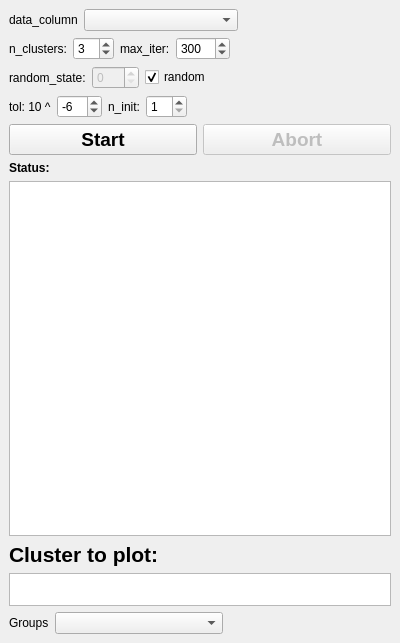
Qt form mesmerize/plotting/widgets/kshape/control_widget.ui (kushalkolar/MESmerize) before a commit.
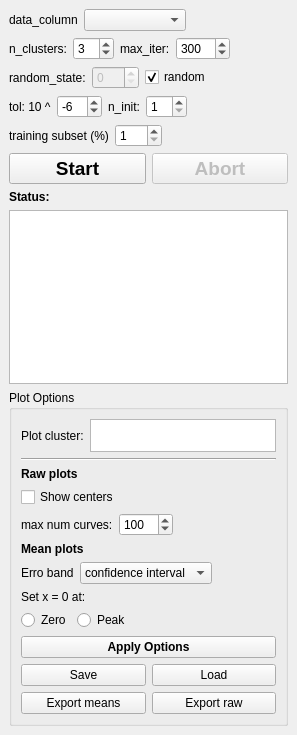
The same form after that commit.

The edit to the form file:
```diff
--- a/mesmerize/plotting/widgets/kshape/control_widget.ui
+++ b/mesmerize/plotting/widgets/kshape/control_widget.ui
@@ -6,15 +6,15 @@
    <rect>
     <x>0</x>
     <y>0</y>
-    <width>400</width>
-    <height>643</height>
+    <width>297</width>
+    <height>735</height>
    </rect>
   </property>
   <property name="windowTitle">
    <string>Co&amp;ntrols</string>
   </property>
   <widget class="QWidget" name="dockWidgetContents">
-   <layout class="QVBoxLayout" name="verticalLayout">
+   <layout class="QVBoxLayout" name="verticalLayout_3">
     <item>
      <layout class="QHBoxLayout" name="horizontalLayout_12">
       <item>
@@ -229,6 +229,43 @@
       </item>
      </layout>
     </item>
+    <item>
+     <layout class="QHBoxLayout" name="horizontalLayout_15">
+      <item>
+       <widget class="QLabel" name="label_11">
+        <property name="text">
+         <string>training subset (%)</string>
+        </property>
+       </widget>
+      </item>
+      <item>
+       <widget class="QSpinBox" name="spinBoxTrainSubsetPercentage">
+        <property name="minimum">
+         <number>1</number>
+        </property>
+        <property name="maximum">
+         <number>100</number>
+        </property>
+        <property name="singleStep">
+         <number>10</number>
+        </property>
+       </widget>
+      </item>
+      <item>
+       <spacer name="horizontalSpacer_6">
+        <property name="orientation">
+         <enum>Qt::Horizontal</enum>
+        </property>
+        <property name="sizeHint" stdset="0">
+         <size>
+          <width>40</width>
+          <height>20</height>
+         </size>
+        </property>
+       </spacer>
+      </item>
+     </layout>
+    </item>
     <item>
      <layout class="QHBoxLayout" name="horizontalLayout_11">
       <item>
@@ -283,22 +320,29 @@
        <string>&lt;!DOCTYPE HTML PUBLIC &quot;-//W3C//DTD HTML 4.0//EN&quot; &quot;http://www.w3.org/TR/REC-html40/strict.dtd&quot;&gt;
 &lt;html&gt;&lt;head&gt;&lt;meta name=&quot;qrichtext&quot; content=&quot;1&quot; /&gt;&lt;style type=&quot;text/css&quot;&gt;
 p, li { white-space: pre-wrap; }
-&lt;/style&gt;&lt;/head&gt;&lt;body style=&quot; font-family:'Noto Sans'; font-size:10pt; font-weight:400; font-style:normal;&quot;&gt;
-&lt;p style=&quot;-qt-paragraph-type:empty; margin-top:0px; margin-bottom:0px; margin-left:0px; margin-right:0px; -qt-block-indent:0; text-indent:0px;&quot;&gt;&lt;br /&gt;&lt;/p&gt;&lt;/body&gt;&lt;/html&gt;</string>
+&lt;/style&gt;&lt;/head&gt;&lt;body style=&quot; font-family:'Sans'; font-size:10pt; font-weight:400; font-style:normal;&quot;&gt;
+&lt;p style=&quot;-qt-paragraph-type:empty; margin-top:0px; margin-bottom:0px; margin-left:0px; margin-right:0px; -qt-block-indent:0; text-indent:0px; font-family:'Noto Sans';&quot;&gt;&lt;br /&gt;&lt;/p&gt;&lt;/body&gt;&lt;/html&gt;</string>
       </property>
      </widget>
     </item>
+    <item>
+     <widget class="QGroupBox" name="groupBox">
+      <property name="font">
+       <font>
+        <weight>50</weight>
+        <bold>false</bold>
+       </font>
+      </property>
+      <property name="title">
+       <string>Plot Options</string>
+      </property>
+      <layout class="QVBoxLayout" name="verticalLayout_2">
+       <item>
+        <layout class="QHBoxLayout" name="horizontalLayout_14">
     <item>
      <widget class="QLabel" name="label_7">
-      <property name="font">
-       <font>
-        <pointsize>16</pointsize>
-        <weight>75</weight>
-        <bold>true</bold>
-       </font>
-      </property>
       <property name="text">
-       <string>Cluster to plot:</string>
+            <string>Plot cluster:</string>
       </property>
      </widget>
     </item>
@@ -336,22 +380,150 @@
       </property>
      </widget>
     </item>
+        </layout>
+       </item>
+       <item>
+        <widget class="Line" name="line">
+         <property name="orientation">
+          <enum>Qt::Horizontal</enum>
+         </property>
+        </widget>
+       </item>
+       <item>
+        <widget class="QLabel" name="label_12">
+         <property name="font">
+          <font>
+           <weight>75</weight>
+           <bold>true</bold>
+          </font>
+         </property>
+         <property name="text">
+          <string>Raw plots</string>
+         </property>
+        </widget>
+       </item>
+       <item>
+        <widget class="QCheckBox" name="checkBoxShowKShapeCenters">
+         <property name="text">
+          <string>Show centers</string>
+         </property>
+        </widget>
+       </item>
     <item>
      <layout class="QHBoxLayout" name="horizontalLayout_13">
       <item>
        <widget class="QLabel" name="label_9">
         <property name="text">
-         <string>Groups</string>
+            <string>max num curves:</string>
         </property>
        </widget>
       </item>
       <item>
-       <widget class="QComboBox" name="comboBoxGroups">
-        <property name="sizePolicy">
-         <sizepolicy hsizetype="Expanding" vsizetype="Fixed">
-          <horstretch>0</horstretch>
-          <verstretch>0</verstretch>
-         </sizepolicy>
+          <widget class="QSpinBox" name="spinBoxMaxNumCurves">
+           <property name="maximum">
+            <number>1000</number>
+           </property>
+           <property name="singleStep">
+            <number>25</number>
+           </property>
+           <property name="value">
+            <number>100</number>
+           </property>
+          </widget>
+         </item>
+         <item>
+          <spacer name="horizontalSpacer_8">
+           <property name="orientation">
+            <enum>Qt::Horizontal</enum>
+           </property>
+           <property name="sizeHint" stdset="0">
+            <size>
+             <width>40</width>
+             <height>20</height>
+            </size>
+           </property>
+          </spacer>
+         </item>
+        </layout>
+       </item>
+       <item>
+        <widget class="QLabel" name="label_13">
+         <property name="font">
+          <font>
+           <weight>75</weight>
+           <bold>true</bold>
+          </font>
+         </property>
+         <property name="text">
+          <string>Mean plots</string>
+         </property>
+        </widget>
+       </item>
+       <item>
+        <layout class="QHBoxLayout" name="horizontalLayout_16">
+         <item>
+          <widget class="QLabel" name="label_10">
+           <property name="text">
+            <string>Erro band</string>
+           </property>
+          </widget>
+         </item>
+         <item>
+          <widget class="QComboBox" name="comboBoxErrorBand">
+           <item>
+            <property name="text">
+             <string>confidence interval</string>
+            </property>
+           </item>
+           <item>
+            <property name="text">
+             <string>standard deviation</string>
+            </property>
+           </item>
+           <item>
+            <property name="text">
+             <string>None</string>
+            </property>
+           </item>
+          </widget>
+         </item>
+         <item>
+          <spacer name="horizontalSpacer_7">
+           <property name="orientation">
+            <enum>Qt::Horizontal</enum>
+           </property>
+           <property name="sizeHint" stdset="0">
+            <size>
+             <width>40</width>
+             <height>20</height>
+            </size>
+           </property>
+          </spacer>
+         </item>
+        </layout>
+       </item>
+       <item>
+        <layout class="QVBoxLayout" name="verticalLayout">
+         <item>
+          <widget class="QLabel" name="label_14">
+           <property name="text">
+            <string>Set x = 0 at:</string>
+           </property>
+          </widget>
+         </item>
+         <item>
+          <layout class="QHBoxLayout" name="horizontalLayout_17">
+           <item>
+            <widget class="QRadioButton" name="radioButtonZero">
+             <property name="text">
+              <string>Zero</string>
+             </property>
+            </widget>
+           </item>
+           <item>
+            <widget class="QRadioButton" name="radioButtonPeak">
+             <property name="text">
+              <string>Peak</string>
         </property>
        </widget>
       </item>
@@ -369,6 +541,56 @@
        </spacer>
       </item>
      </layout>
+         </item>
+        </layout>
+       </item>
+       <item>
+        <widget class="QPushButton" name="pushButton_5">
+         <property name="font">
+          <font>
+           <weight>75</weight>
+           <bold>true</bold>
+          </font>
+         </property>
+         <property name="text">
+          <string>Apply Options</string>
+         </property>
+        </widget>
+       </item>
+       <item>
+        <layout class="QGridLayout" name="gridLayout">
+         <item row="0" column="0">
+          <widget class="QPushButton" name="pushButton">
+           <property name="text">
+            <string>Save</string>
+           </property>
+          </widget>
+         </item>
+         <item row="0" column="1">
+          <widget class="QPushButton" name="pushButton_2">
+           <property name="text">
+            <string>Load</string>
+           </property>
+          </widget>
+         </item>
+         <item row="1" column="0">
+          <widget class="QPushButton" name="pushButton_3">
+           <property name="text">
+            <string>Export means</string>
+           </property>
+          </widget>
+         </item>
+         <item row="1" column="1">
+          <widget class="QPushButton" name="pushButton_4">
+           <property name="text">
+            <string>Export raw</string>
+           </property>
+          </widget>
+         </item>
+        </layout>
+       </item>
+      </layout>
+     </widget>
     </item>
    </layout>
   </widget>
```
Lines whose indentation alone changed are shown as unchanged.
